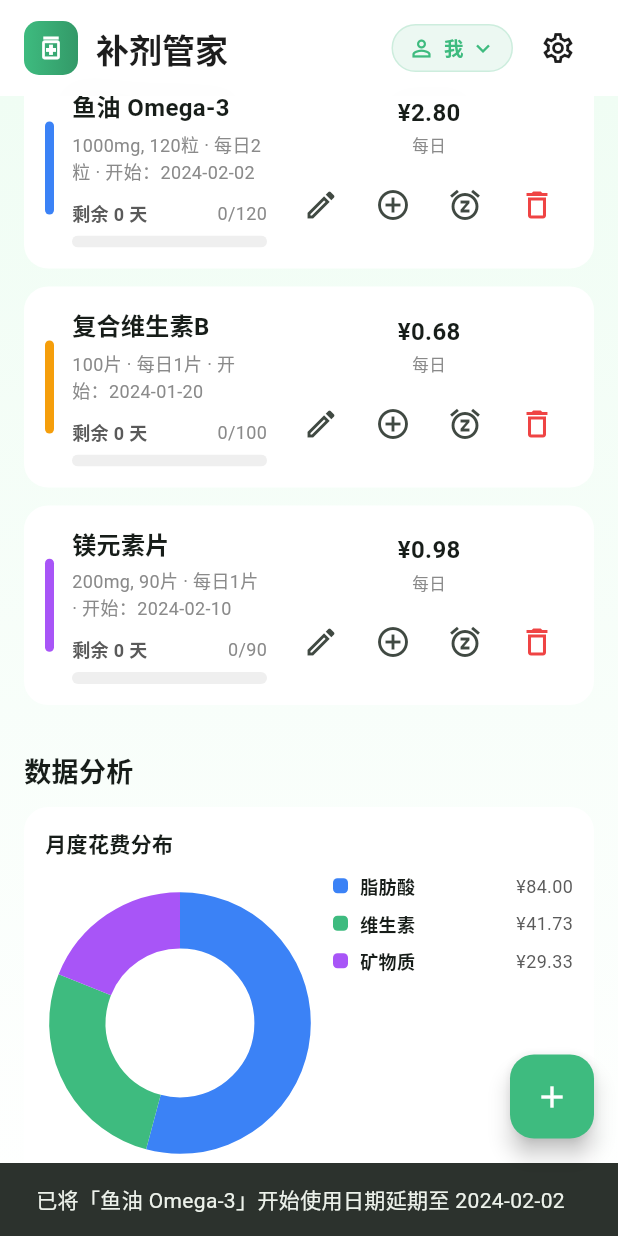
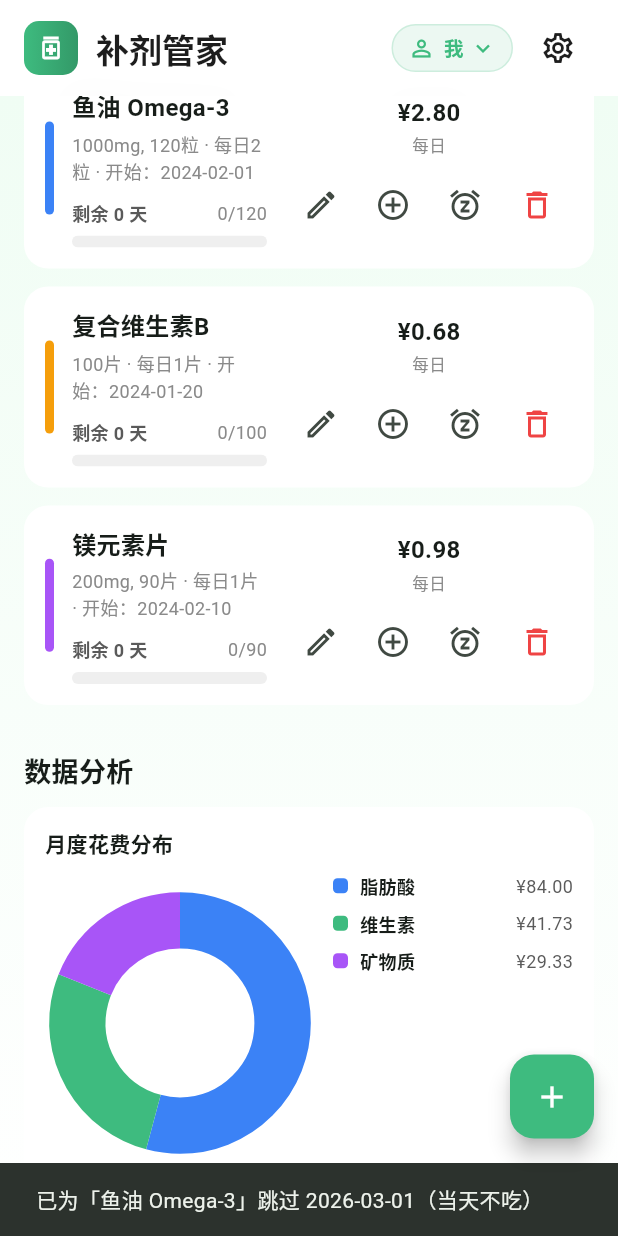
Before and after one commit to BryceWG/supplement-tracker, a Flutter app: the screen it shows after launch, scrolled down 576 dp, after a tap on the "snooze" icon, on a phone screen of 412 x 824 dp. Run offline on Flutter 3.47's test engine with Material 3 defaults, Android fonts, the light colour scheme and no system bars; our stand-ins replace file_picker, shared_preferences; missing offline and left inert: dart:html.

Commit message:
feat(supplement): add skip day support for supplements
Introduce a `skippedDates` list to track days a supplement is intentionally not taken.
Update the `Supplement` model with methods to calculate skipped and consumed days and adjust `estimatedRemainingQuantityAt` accordingly.
Extend `postponeStartUseOneDay` to either shift the start date before the supplement begins or add the current day to `skippedDates` after it has started.
Modify UI components (messages, tooltips, editor dialog) to reflect the new “skip today” action and update related tests.

```diff
--- a/lib/src/controllers/supplements_controller.dart
+++ b/lib/src/controllers/supplements_controller.dart
@@ -137,14 +137,29 @@ class SupplementsController extends ChangeNotifier {
     notifyListeners();
   }
 
-  Future<Supplement?> postponeStartUseOneDay(String supplementId) async {
+  Future<Supplement?> postponeStartUseOneDay(String supplementId, {DateTime? today}) async {
     final index = _supplements.indexWhere((s) => s.id == supplementId);
     if (index < 0) return null;
 
     final s = _supplements[index];
-    final base = Supplement.parseYmd(s.effectiveStartUseDateYmd);
-    final next = base.add(const Duration(days: 1));
-    final updated = s.copyWith(startUseDate: Supplement.formatYmd(next));
+    final now = today ?? DateTime.now();
+    final todayDay = Supplement.startOfDay(now);
+
+    final start = DateTime.tryParse(s.effectiveStartUseDateYmd) ?? now;
+    final startDay = Supplement.startOfDay(start);
+
+    // If the supplement hasn't started yet, postponing means moving the start day later.
+    // If it has started, postponing means "skip today" (do not consume today).
+    final Supplement updated;
+    if (todayDay.isBefore(startDay)) {
+      final next = startDay.add(const Duration(days: 1));
+      updated = s.copyWith(startUseDate: Supplement.formatYmd(next));
+    } else {
+      final ymd = Supplement.formatYmd(todayDay);
+      final set = {...s.skippedDates, ymd};
+      final list = set.toList()..sort();
+      updated = s.copyWith(skippedDates: list);
+    }
 
     _supplements = [
       for (final item in _supplements) if (item.id == supplementId) updated else item,
--- a/lib/src/models/supplement.dart
+++ b/lib/src/models/supplement.dart
@@ -19,7 +19,8 @@ class Supplement {
     required this.remainingQuantity,
     required this.category,
     required this.colorHex,
-  });
+    List<String>? skippedDates,
+  }) : skippedDates = List.unmodifiable(skippedDates ?? const []);
 
   final String id;
   final String name;
@@ -34,6 +35,7 @@ class Supplement {
   final int remainingQuantity;
   final String category;
   final String colorHex;
+  final List<String> skippedDates;
 
   String get effectiveStartUseDateYmd => startUseDate ?? purchaseDate;
 
@@ -60,6 +62,7 @@ class Supplement {
     int? remainingQuantity,
     String? category,
     String? colorHex,
+    Object? skippedDates = _noChange,
   }) {
     return Supplement(
       id: id ?? this.id,
@@ -75,6 +78,7 @@ class Supplement {
       remainingQuantity: remainingQuantity ?? this.remainingQuantity,
       category: category ?? this.category,
       colorHex: colorHex ?? this.colorHex,
+      skippedDates: identical(skippedDates, _noChange) ? this.skippedDates : skippedDates as List<String>?,
     );
   }
 
@@ -93,9 +97,35 @@ class Supplement {
     return diff < 0 ? 0 : diff;
   }
 
+  int skippedDaysBefore(DateTime today) {
+    if (skippedDates.isEmpty) return 0;
+
+    final start = DateTime.tryParse(effectiveStartUseDateYmd);
+    if (start == null) return 0;
+    final startDay = startOfDay(start);
+    final todayDay = startOfDay(today);
+
+    var count = 0;
+    for (final ymd in skippedDates) {
+      final date = DateTime.tryParse(ymd);
+      if (date == null) continue;
+      final day = startOfDay(date);
+      if (day.isBefore(startDay)) continue;
+      if (day.isBefore(todayDay)) count++;
+    }
+    return count;
+  }
+
+  int consumedDaysAt(DateTime today) {
+    final used = usedDaysAt(today);
+    final skipped = skippedDaysBefore(today);
+    final consumed = used - skipped;
+    return consumed < 0 ? 0 : consumed;
+  }
+
   int estimatedRemainingQuantityAt(DateTime today) {
     if (dailyDosage <= 0) return remainingQuantity.clamp(0, totalQuantity);
-    final consumed = usedDaysAt(today) * dailyDosage;
+    final consumed = consumedDaysAt(today) * dailyDosage;
     final left = remainingQuantity - consumed;
     if (left <= 0) return 0;
     if (totalQuantity <= 0) return 0;
@@ -136,10 +166,12 @@ class Supplement {
         'remainingQuantity': remainingQuantity,
         'category': category,
         'color': colorHex,
+        if (skippedDates.isNotEmpty) 'skippedDates': skippedDates,
       };
 
   static Supplement fromJson(Map<String, Object?> json) {
     final category = json['category'] as String;
+    final skipped = (json['skippedDates'] as List?)?.cast<String>();
     return Supplement(
       id: json['id'] as String,
       name: json['name'] as String,
@@ -154,6 +186,7 @@ class Supplement {
       remainingQuantity: (json['remainingQuantity'] as num).toInt(),
       category: category,
       colorHex: (json['color'] as String?) ?? CategoryColors.hexForCategory(category),
+      skippedDates: skipped,
     );
   }
 
--- a/lib/src/ui/home/home_screen.dart
+++ b/lib/src/ui/home/home_screen.dart
@@ -76,13 +76,27 @@ class _HomeScreenState extends State<HomeScreen> {
   }
 
   Future<void> _postponeOneDay(Supplement supplement) async {
+    final beforeStart = supplement.startUseDate;
+    final beforeSkipped = supplement.skippedDates.length;
+
     final updated = await widget.controller.postponeStartUseOneDay(supplement.id);
     if (updated == null) return;
     if (!mounted) return;
 
-    ScaffoldMessenger.of(context).showSnackBar(
-      SnackBar(content: Text('已将「${updated.name}」开始使用日期延期至 ${updated.effectiveStartUseDateYmd}')),
-    );
+    final startChanged = beforeStart != updated.startUseDate;
+    final skippedChanged = updated.skippedDates.length > beforeSkipped;
+
+    String message;
+    if (startChanged) {
+      message = '已将「${updated.name}」开始使用日期延期至 ${updated.effectiveStartUseDateYmd}';
+    } else if (skippedChanged) {
+      final today = Supplement.formatYmd(DateTime.now());
+      message = '已为「${updated.name}」跳过 $today（当天不吃）';
+    } else {
+      message = '已更新「${updated.name}」';
+    }
+
+    ScaffoldMessenger.of(context).showSnackBar(SnackBar(content: Text(message)));
   }
 
   Future<void> _replenish(Supplement supplement) async {
--- a/lib/src/widgets/supplement_card.dart
+++ b/lib/src/widgets/supplement_card.dart
@@ -113,7 +113,7 @@ class SupplementCard extends StatelessWidget {
                       icon: const Icon(Icons.add_circle_outline),
                     ),
                     IconButton(
-                      tooltip: '延期一天',
+                      tooltip: '跳过今天',
                       onPressed: onPostponeOneDay,
                       icon: const Icon(Icons.snooze_outlined),
                     ),
```
Also changed, not shown: lib/src/ui/supplement_editor/supplement_editor_dialog.dart (+19 -4 lines), 1 other file.
